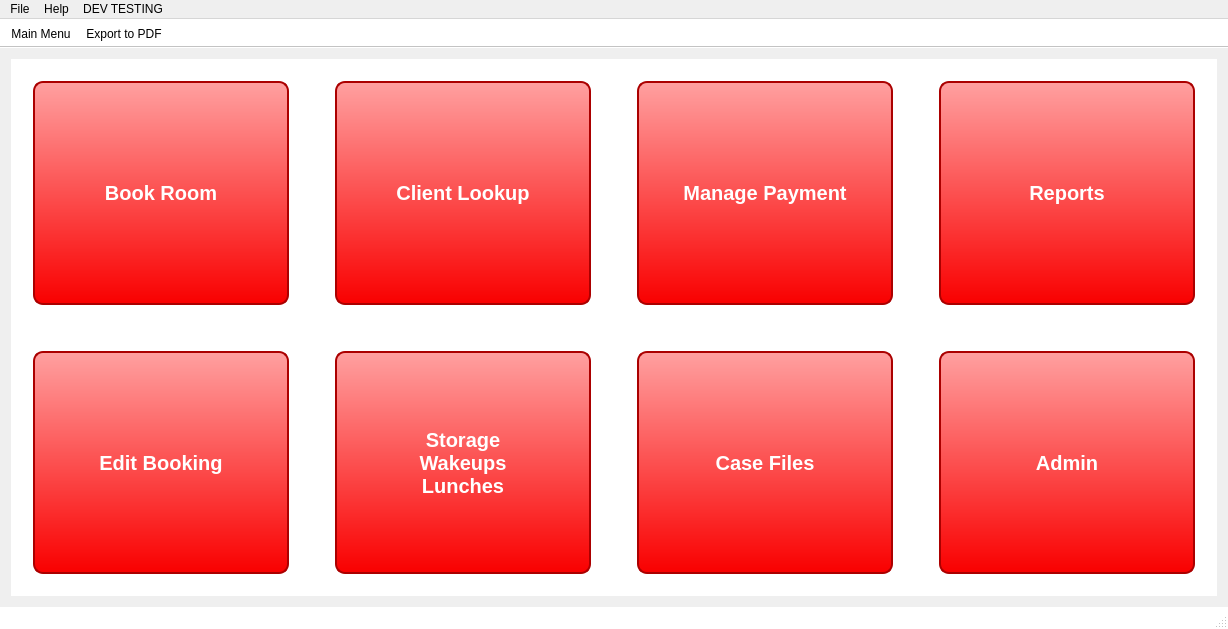
Arc-Project/Arc, file ArcApp/mainwindow.ui: the form before one commit.
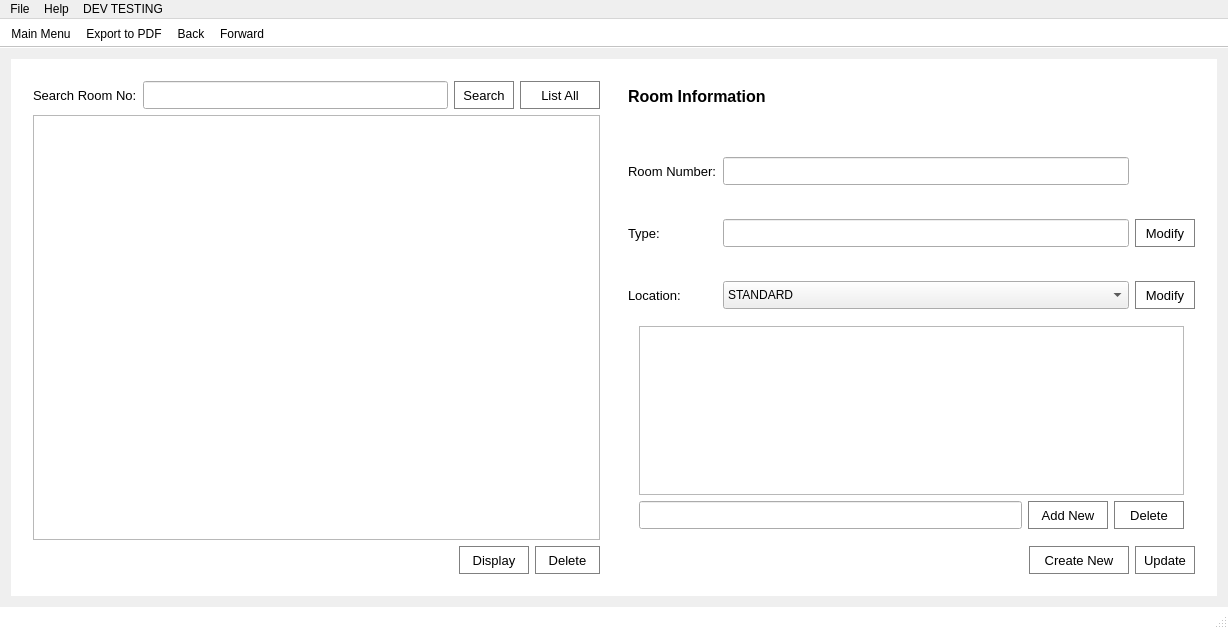
The form after the commit. Icons and pictures are not drawn.

What changed in the file:
```diff
--- a/ArcApp/mainwindow.ui
+++ b/ArcApp/mainwindow.ui
@@ -79,7 +79,7 @@
     <item row="0" column="0">
      <widget class="QStackedWidget" name="stackedWidget">
       <property name="currentIndex">
-       <number>0</number>
+       <number>7</number>
       </property>
       <widget class="QWidget" name="mainMenu">
        <layout class="QGridLayout" name="gridLayout_5">
@@ -1495,6 +1495,558 @@
         </item>
        </layout>
       </widget>
+      <widget class="QWidget" name="editRooms">
+       <layout class="QGridLayout" name="gridLayout_43">
+        <item row="0" column="0">
+         <widget class="QWidget" name="wgd_editUserSearch_3" native="true">
+          <layout class="QGridLayout" name="gridLayout_41">
+           <item row="0" column="0">
+            <layout class="QHBoxLayout" name="horizontalLayout_30">
+             <item>
+              <widget class="QLabel" name="lbl_searchName_3">
+               <property name="font">
+                <font>
+                 <pointsize>10</pointsize>
+                </font>
+               </property>
+               <property name="text">
+                <string>Search Room No:</string>
+               </property>
+              </widget>
+             </item>
+             <item>
+              <widget class="QLineEdit" name="le_users_3">
+               <property name="minimumSize">
+                <size>
+                 <width>180</width>
+                 <height>28</height>
+                </size>
+               </property>
+               <property name="font">
+                <font>
+                 <pointsize>10</pointsize>
+                </font>
+               </property>
+              </widget>
+             </item>
+             <item>
+              <widget class="QPushButton" name="btn_searchUsers_3">
+               <property name="minimumSize">
+                <size>
+                 <width>60</width>
+                 <height>28</height>
+                </size>
+               </property>
+               <property name="font">
+                <font>
+                 <pointsize>10</pointsize>
+                </font>
+               </property>
+               <property name="text">
+                <string>Search</string>
+               </property>
+              </widget>
+             </item>
+             <item>
+              <widget class="QPushButton" name="btn_listAllUsers_3">
+               <property name="sizePolicy">
+                <sizepolicy hsizetype="Preferred" vsizetype="Fixed">
+                 <horstretch>0</horstretch>
+                 <verstretch>0</verstretch>
+                </sizepolicy>
+               </property>
+               <property name="minimumSize">
+                <size>
+                 <width>80</width>
+                 <height>28</height>
+                </size>
+               </property>
+               <property name="font">
+                <font>
+                 <pointsize>10</pointsize>
+                </font>
+               </property>
+               <property name="text">
+                <string>List All</string>
+               </property>
+              </widget>
+             </item>
+            </layout>
+           </item>
+           <item row="1" column="0">
+            <widget class="QColumnView" name="columnView_5">
+             <property name="sizePolicy">
+              <sizepolicy hsizetype="Preferred" vsizetype="Expanding">
+               <horstretch>0</horstretch>
+               <verstretch>0</verstretch>
+              </sizepolicy>
+             </property>
+            </widget>
+           </item>
+           <item row="2" column="0">
+            <layout class="QHBoxLayout" name="horizontalLayout_31">
+             <item>
+              <spacer name="horizontalSpacer_26">
+               <property name="orientation">
+                <enum>Qt::Horizontal</enum>
+               </property>
+               <property name="sizeHint" stdset="0">
+                <size>
+                 <width>40</width>
+                 <height>20</height>
+                </size>
+               </property>
+              </spacer>
+             </item>
+             <item>
+              <widget class="QPushButton" name="btn_displayUser_3">
+               <property name="minimumSize">
+                <size>
+                 <width>70</width>
+                 <height>28</height>
+                </size>
+               </property>
+               <property name="font">
+                <font>
+                 <pointsize>10</pointsize>
+                </font>
+               </property>
+               <property name="text">
+                <string>Display</string>
+               </property>
+              </widget>
+             </item>
+             <item>
+              <widget class="QPushButton" name="pushButton_15">
+               <property name="minimumSize">
+                <size>
+                 <width>65</width>
+                 <height>28</height>
+                </size>
+               </property>
+               <property name="font">
+                <font>
+                 <pointsize>10</pointsize>
+                </font>
+               </property>
+               <property name="text">
+                <string>Delete</string>
+               </property>
+              </widget>
+             </item>
+            </layout>
+           </item>
+          </layout>
+         </widget>
+        </item>
+        <item row="0" column="1">
+         <widget class="QWidget" name="wgd_editUserFields_3" native="true">
+          <property name="minimumSize">
+           <size>
+            <width>500</width>
+            <height>0</height>
+           </size>
+          </property>
+          <layout class="QGridLayout" name="gridLayout_40">
+           <item row="0" column="0">
+            <layout class="QVBoxLayout" name="verticalLayout_5">
+             <item>
+              <widget class="QLabel" name="label_39">
+               <property name="sizePolicy">
+                <sizepolicy hsizetype="Preferred" vsizetype="Fixed">
+                 <horstretch>0</horstretch>
+                 <verstretch>0</verstretch>
+                </sizepolicy>
+               </property>
+               <property name="minimumSize">
+                <size>
+                 <width>0</width>
+                 <height>30</height>
+                </size>
+               </property>
+               <property name="font">
+                <font>
+                 <pointsize>12</pointsize>
+                 <weight>75</weight>
+                 <bold>true</bold>
+                </font>
+               </property>
+               <property name="text">
+                <string>Room Information</string>
+               </property>
+              </widget>
+             </item>
+             <item>
+              <spacer name="verticalSpacer_13">
+               <property name="orientation">
+                <enum>Qt::Vertical</enum>
+               </property>
+               <property name="sizeType">
+                <enum>QSizePolicy::Minimum</enum>
+               </property>
+               <property name="sizeHint" stdset="0">
+                <size>
+                 <width>20</width>
+                 <height>40</height>
+                </size>
+               </property>
+              </spacer>
+             </item>
+             <item>
+              <layout class="QGridLayout" name="gridLayout_44">
+               <item row="0" column="0">
+                <widget class="QLabel" name="lbl_userName_3">
+                 <property name="sizePolicy">
+                  <sizepolicy hsizetype="Minimum" vsizetype="Preferred">
+                   <horstretch>0</horstretch>
+                   <verstretch>0</verstretch>
+                  </sizepolicy>
+                 </property>
+                 <property name="minimumSize">
+                  <size>
+                   <width>0</width>
+                   <height>28</height>
+                  </size>
+                 </property>
+                 <property name="font">
+                  <font>
+                   <pointsize>10</pointsize>
+                  </font>
+                 </property>
+                 <property name="text">
+                  <string>Room Number:</string>
+                 </property>
+                </widget>
+               </item>
+               <item row="0" column="1">
+                <widget class="QLineEdit" name="le_userName_3">
+                 <property name="minimumSize">
+                  <size>
+                   <width>0</width>
+                   <height>28</height>
+                  </size>
+                 </property>
+                </widget>
+               </item>
+               <item row="2" column="0">
+                <widget class="QLabel" name="lbl_password_3">
+                 <property name="sizePolicy">
+                  <sizepolicy hsizetype="Minimum" vsizetype="Preferred">
+                   <horstretch>0</horstretch>
+                   <verstretch>0</verstretch>
+                  </sizepolicy>
+                 </property>
+                 <property name="minimumSize">
+                  <size>
+                   <width>0</width>
+                   <height>28</height>
+                  </size>
+                 </property>
+                 <property name="font">
+                  <font>
+                   <pointsize>10</pointsize>
+                  </font>
+                 </property>
+                 <property name="text">
+                  <string>Type:</string>
+                 </property>
+                </widget>
+               </item>
+               <item row="1" column="1">
+                <spacer name="verticalSpacer_15">
+                 <property name="orientation">
+                  <enum>Qt::Vertical</enum>
+                 </property>
+                 <property name="sizeHint" stdset="0">
+                  <size>
+                   <width>20</width>
+                   <height>40</height>
+                  </size>
+                 </property>
+                </spacer>
+               </item>
+               <item row="2" column="1">
+                <widget class="QLineEdit" name="le_password_3">
+                 <property name="minimumSize">
+                  <size>
+                   <width>0</width>
+                   <height>28</height>
+                  </size>
+                 </property>
+                </widget>
+               </item>
+               <item row="3" column="1">
+                <spacer name="verticalSpacer_14">
+                 <property name="orientation">
+                  <enum>Qt::Vertical</enum>
+                 </property>
+                 <property name="sizeHint" stdset="0">
+                  <size>
+                   <width>20</width>
+                   <height>40</height>
+                  </size>
+                 </property>
+                </spacer>
+               </item>
+               <item row="4" column="1">
+                <widget class="QComboBox" name="comboBox_7">
+                 <property name="minimumSize">
+                  <size>
+                   <width>0</width>
+                   <height>28</height>
+                  </size>
+                 </property>
+                 <property name="editable">
+                  <bool>false</bool>
+                 </property>
+                 <property name="currentText">
+                  <string>STANDARD</string>
+                 </property>
+                 <property name="maxVisibleItems">
+                  <number>20</number>
+                 </property>
+                 <item>
+                  <property name="text">
+                   <string>STANDARD</string>
+                  </property>
+                 </item>
+                 <item>
+                  <property name="text">
+                   <string>CASE WORKER</string>
+                  </property>
+                 </item>
+                 <item>
+                  <property name="text">
+                   <string>ADMIN</string>
+                  </property>
+                 </item>
+                </widget>
+               </item>
+               <item row="4" column="0">
+                <widget class="QLabel" name="lbl_role_3">
+                 <property name="sizePolicy">
+                  <sizepolicy hsizetype="Minimum" vsizetype="Preferred">
+                   <horstretch>0</horstretch>
+                   <verstretch>0</verstretch>
+                  </sizepolicy>
+                 </property>
+                 <property name="minimumSize">
+                  <size>
+                   <width>0</width>
+                   <height>28</height>
+                  </size>
+                 </property>
+                 <property name="font">
+                  <font>
+                   <pointsize>10</pointsize>
+                  </font>
+                 </property>
+                 <property name="text">
+                  <string>Location:</string>
+                 </property>
+                </widget>
+               </item>
+               <item row="2" column="2">
+                <widget class="QPushButton" name="pushButton_18">
+                 <property name="minimumSize">
+                  <size>
+                   <width>60</width>
+                   <height>28</height>
+                  </size>
+                 </property>
+                 <property name="font">
+                  <font>
+                   <pointsize>10</pointsize>
+                  </font>
+                 </property>
+                 <property name="text">
+                  <string>Modify</string>
+                 </property>
+                </widget>
+               </item>
+               <item row="4" column="2">
+                <widget class="QPushButton" name="pushButton_19">
+                 <property name="minimumSize">
+                  <size>
+                   <width>60</width>
+                   <height>28</height>
+                  </size>
+                 </property>
+                 <property name="font">
+                  <font>
+                   <pointsize>10</pointsize>
+                  </font>
+                 </property>
+                 <property name="text">
+                  <string>Modify</string>
+                 </property>
+                </widget>
+               </item>
+              </layout>
+             </item>
+             <item>
+              <widget class="QStackedWidget" name="stackedWidget_2">
+               <property name="currentIndex">
+                <number>0</number>
+               </property>
+               <widget class="QWidget" name="page_4">
+                <layout class="QGridLayout" name="gridLayout_42">
+                 <item row="0" column="0">
+                  <widget class="QListWidget" name="listWidget">
+                   <property name="frameShape">
+                    <enum>QFrame::StyledPanel</enum>
+                   </property>
+                  </widget>
+                 </item>
+                 <item row="1" column="0">
+                  <layout class="QHBoxLayout" name="horizontalLayout_32">
+                   <item>
+                    <widget class="QLineEdit" name="lineEdit">
+                     <property name="sizePolicy">
+                      <sizepolicy hsizetype="Expanding" vsizetype="Fixed">
+                       <horstretch>0</horstretch>
+                       <verstretch>0</verstretch>
+                      </sizepolicy>
+                     </property>
+                     <property name="minimumSize">
+                      <size>
+                       <width>0</width>
+                       <height>28</height>
+                      </size>
+                     </property>
+                    </widget>
+                   </item>
+                   <item>
+                    <widget class="QPushButton" name="pushButton_16">
+                     <property name="minimumSize">
+                      <size>
+                       <width>80</width>
+                       <height>28</height>
+                      </size>
+                     </property>
+                     <property name="font">
+                      <font>
+                       <pointsize>10</pointsize>
+                      </font>
+                     </property>
+                     <property name="text">
+                      <string>Add New</string>
+                     </property>
+                    </widget>
+                   </item>
+                   <item>
+                    <widget class="QPushButton" name="pushButton_17">
+                     <property name="minimumSize">
+                      <size>
+                       <width>70</width>
+                       <height>28</height>
+                      </size>
+                     </property>
+                     <property name="font">
+                      <font>
+                       <pointsize>10</pointsize>
+                      </font>
+                     </property>
+                     <property name="text">
+                      <string>Delete</string>
+                     </property>
+                    </widget>
+                   </item>
+                  </layout>
+                 </item>
+                </layout>
+                <zorder>listWidget</zorder>
+                <zorder>lineEdit</zorder>
+                <zorder>pushButton_17</zorder>
+                <zorder>pushButton_16</zorder>
+               </widget>
+               <widget class="QWidget" name="page_9"/>
+              </widget>
+             </item>
+             <item>
+              <layout class="QHBoxLayout" name="horizontalLayout_29">
+               <item>
+                <widget class="QLabel" name="lbl_editUserWarning_3">
+                 <property name="sizePolicy">
+                  <sizepolicy hsizetype="Preferred" vsizetype="Ignored">
+                   <horstretch>0</horstretch>
+                   <verstretch>0</verstretch>
+                  </sizepolicy>
+                 </property>
+                 <property name="minimumSize">
+                  <size>
+                   <width>0</width>
+                   <height>28</height>
+                  </size>
+                 </property>
+                 <property name="font">
+                  <font>
+                   <pointsize>10</pointsize>
+                  </font>
+                 </property>
+                 <property name="text">
+                  <string/>
+                 </property>
+                </widget>
+               </item>
+               <item>
+                <spacer name="horizontalSpacer_25">
+                 <property name="orientation">
+                  <enum>Qt::Horizontal</enum>
+                 </property>
+                 <property name="sizeHint" stdset="0">
+                  <size>
+                   <width>40</width>
+                   <height>20</height>
+                  </size>
+                 </property>
+                </spacer>
+               </item>
+               <item>
+                <widget class="QPushButton" name="btn_createNewUser_3">
+                 <property name="minimumSize">
+                  <size>
+                   <width>100</width>
+                   <height>28</height>
+                  </size>
+                 </property>
+                 <property name="font">
+                  <font>
+                   <pointsize>10</pointsize>
+                  </font>
+                 </property>
+                 <property name="text">
+                  <string>Create New</string>
+                 </property>
+                </widget>
+               </item>
+               <item>
+                <widget class="QPushButton" name="pushButton_14">
+                 <property name="minimumSize">
+                  <size>
+                   <width>60</width>
+                   <height>28</height>
+                  </size>
+                 </property>
+                 <property name="font">
+                  <font>
+                   <pointsize>10</pointsize>
+                  </font>
+                 </property>
+                 <property name="text">
+                  <string>Update</string>
+                 </property>
+                </widget>
+               </item>
+              </layout>
+             </item>
+            </layout>
+           </item>
+          </layout>
+         </widget>
+        </item>
+       </layout>
+      </widget>
       <widget class="QWidget" name="editProgram">
        <widget class="QWidget" name="gridLayoutWidget_3">
         <property name="geometry">
@@ -2934,6 +3486,8 @@
    </attribute>
    <addaction name="actionMain_Menu"/>
    <addaction name="actionExport_to_PDF"/>
+   <addaction name="actionBack"/>
+   <addaction name="actionForward"/>
   </widget>
   <widget class="QStatusBar" name="statusBar"/>
   <action name="actionMain_Menu">
@@ -2981,6 +3535,16 @@
     <string>Download Latest Upload</string>
    </property>
   </action>
+  <action name="actionBack">
+   <property name="text">
+    <string>Back</string>
+   </property>
+  </action>
+  <action name="actionForward">
+   <property name="text">
+    <string>Forward</string>
+   </property>
+  </action>
  </widget>
  <layoutdefault spacing="6" margin="11"/>
  <resources/>
```
Left out of the diff: 13 changed lines with no effect on the pictures.
